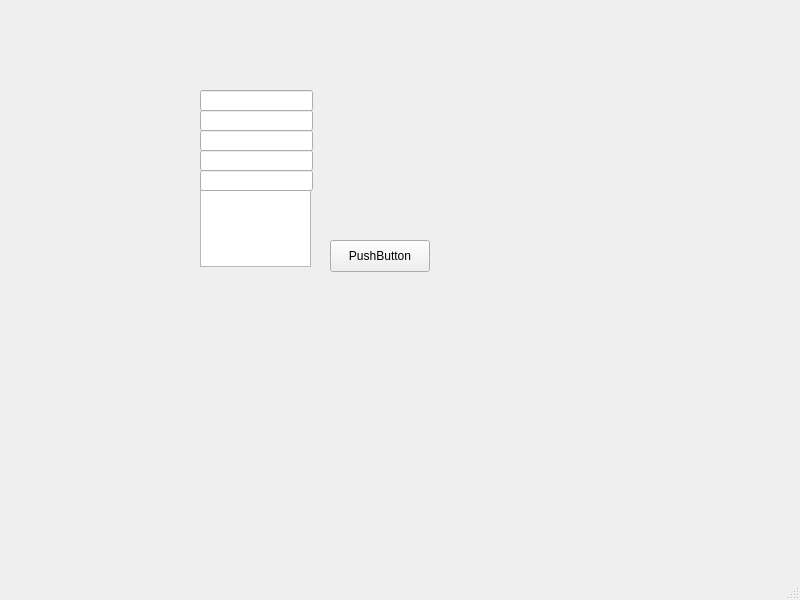
Qt form mainwindow.ui (KonTasx/QT1) before a commit.
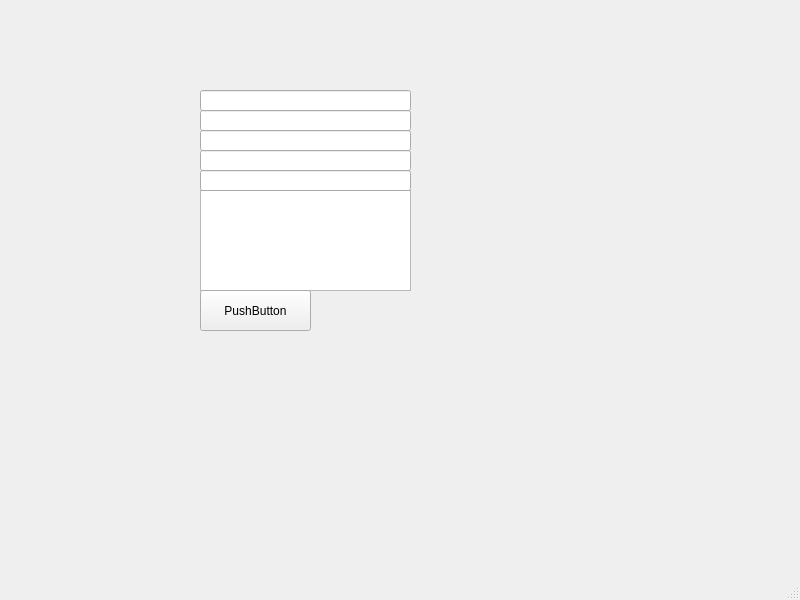
The same form after that commit.

The edit to the form file:
```diff
--- a/mainwindow.ui
+++ b/mainwindow.ui
@@ -19,8 +19,8 @@
      <rect>
       <x>200</x>
       <y>190</y>
-      <width>111</width>
-      <height>77</height>
+      <width>211</width>
+      <height>101</height>
      </rect>
     </property>
    </widget>
@@ -29,7 +29,7 @@
      <rect>
       <x>200</x>
       <y>170</y>
-      <width>113</width>
+      <width>211</width>
       <height>21</height>
      </rect>
     </property>
@@ -39,7 +39,7 @@
      <rect>
       <x>200</x>
       <y>150</y>
-      <width>113</width>
+      <width>211</width>
       <height>21</height>
      </rect>
     </property>
@@ -49,7 +49,7 @@
      <rect>
       <x>200</x>
       <y>130</y>
-      <width>113</width>
+      <width>211</width>
       <height>21</height>
      </rect>
     </property>
@@ -59,7 +59,7 @@
      <rect>
       <x>200</x>
       <y>110</y>
-      <width>113</width>
+      <width>211</width>
       <height>21</height>
      </rect>
     </property>
@@ -69,7 +69,7 @@
      <rect>
       <x>200</x>
       <y>90</y>
-      <width>113</width>
+      <width>211</width>
       <height>21</height>
      </rect>
     </property>
@@ -77,10 +77,10 @@
    <widget class="QPushButton" name="pushButton">
     <property name="geometry">
      <rect>
-      <x>330</x>
-      <y>240</y>
-      <width>100</width>
-      <height>32</height>
+      <x>200</x>
+      <y>290</y>
+      <width>111</width>
+      <height>41</height>
      </rect>
     </property>
     <property name="text">
```
